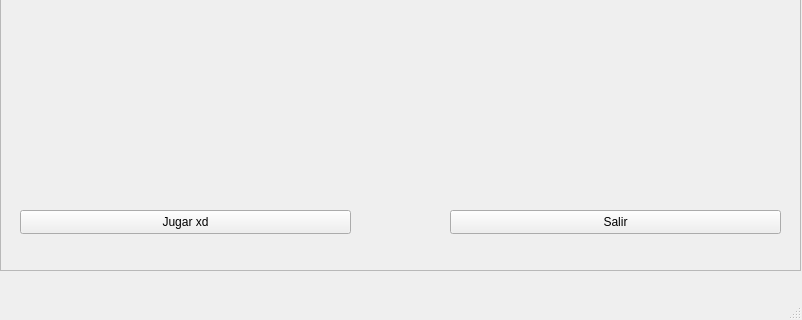
The window that mainwindow.ui (aleledesma/trabajo-practico-2) describes before a commit, drawn with Qt 5; both pictures show x 0 to 802 and y 150 to 470 of the 802 by 470 pixel window.
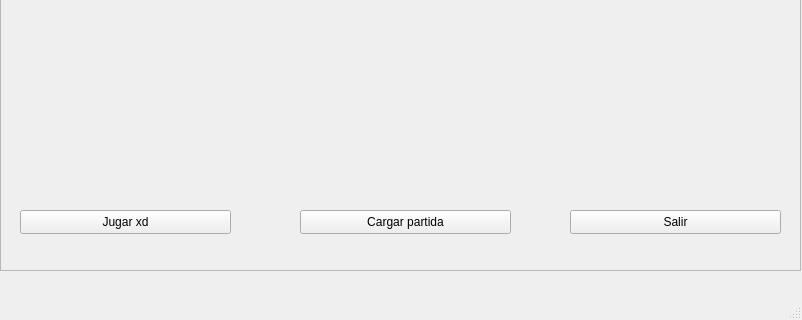
The same window after the commit.

What changed in the file:
```diff
--- a/mainwindow.ui
+++ b/mainwindow.ui
@@ -34,7 +34,7 @@
       <rect>
        <x>20</x>
        <y>360</y>
-       <width>331</width>
+       <width>211</width>
        <height>24</height>
       </rect>
      </property>
@@ -91,9 +91,9 @@
     <widget class="QPushButton" name="pushButton_2">
      <property name="geometry">
       <rect>
-       <x>450</x>
+       <x>570</x>
        <y>360</y>
-       <width>331</width>
+       <width>211</width>
        <height>24</height>
       </rect>
      </property>
@@ -101,6 +101,19 @@
       <string>Salir</string>
      </property>
     </widget>
+    <widget class="QPushButton" name="pushButton_3">
+     <property name="geometry">
+      <rect>
+       <x>300</x>
+       <y>360</y>
+       <width>211</width>
+       <height>24</height>
+      </rect>
+     </property>
+     <property name="text">
+      <string>Cargar partida</string>
+     </property>
+    </widget>
    </widget>
   </widget>
   <widget class="QMenuBar" name="menubar">
```
